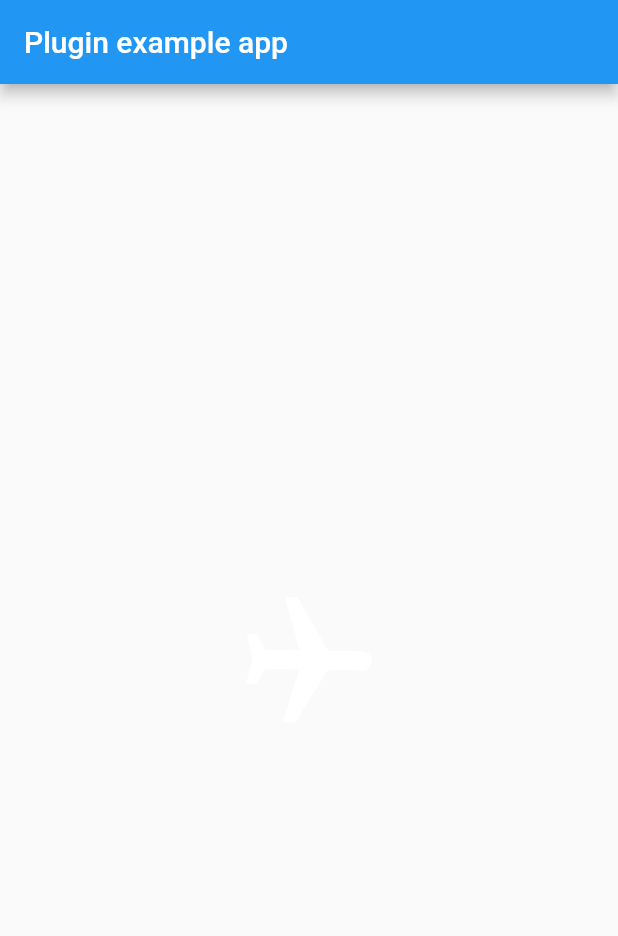
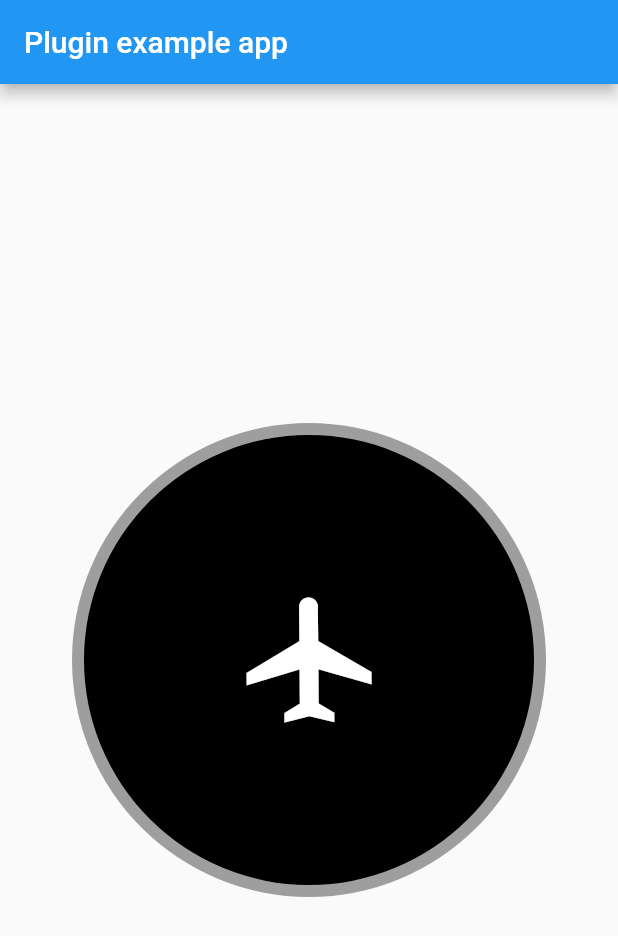
Before and after one commit to harunkurtme/fly_screens, a Flutter app: the screen it shows after launch, on a phone screen of 412 x 824 dp. Shown: the top 936 px of the screen. Run offline on Flutter 3.47's test engine with Material 2 defaults, Android fonts, the phone set to English and light mode, and no system bars.

Commit message:
changed files

```diff
--- a/example/lib/main.dart
+++ b/example/lib/main.dart
@@ -55,7 +55,7 @@ class _MyAppState extends State<MyApp> {
           title: const Text('Plugin example app'),
         ),
         body: Center(
-          child: CompassScreen(duration: Duration(milliseconds: 20))
+          child: CompassScreen(duration: Duration(milliseconds: 200))
         ),
       ),
     );
--- a/lib/core/compass.dart
+++ b/lib/core/compass.dart
@@ -3,9 +3,8 @@ import 'package:flutter/material.dart';
 
 class Compass extends StatelessWidget {
   final double _height;
-  final double _thickness;
   final Color _color;
-  const Compass({Key? key, double? height, double? thickness,Color? color}) : _height=height??100, _thickness = thickness ?? 4,_color=color??Colors.black, super(key: key);
+  const Compass({Key? key, double? height,Color? color}) : _height=height??100,_color=color??Colors.black, super(key: key);
 
   @override
   Widget build(BuildContext context) {
--- /dev/null
+++ b/lib/core/gyro_position.dart
@@ -0,0 +1,10 @@
+import 'package:flutter/material.dart';
+
+class GyroPosition extends StatelessWidget {
+  const GyroPosition({Key? key}) : super(key: key);
+
+  @override
+  Widget build(BuildContext context) {
+    return Container();
+  }
+}
--- a/lib/product/compass_screen.dart
+++ b/lib/product/compass_screen.dart
@@ -25,12 +25,7 @@ class _CompassScreenState extends State<CompassScreen> {
   }
   @override
   Widget build(BuildContext context) {
-    return Stack(
-      children: [
-        AnimatedRotation(
-          duration: _duration,
-          turns: -(28.5+ turns_val)*(math.pi)/180, //14.25 90 degree
-          child: Container(
+    return Container(
       child: Container(
         margin: EdgeInsets.all(8.0),
         height: 300,
@@ -38,19 +33,22 @@ class _CompassScreenState extends State<CompassScreen> {
         decoration:  _BoxDecoration.decoration,
         child: Stack(
           children: [
-                  Center(child: Compass()),
+            Center(child: AnimatedRotation(
+              duration: _duration,
+              turns:  -(-14.25+ turns_val)*(math.pi)/180,
+              child: Compass(),
+              )
+            ),
+            // Positioned(child: Text("W",style: TextStyle(color: Colors.yellow),),right: 0.0,bottom: 0.0,top: 0.0,)
           ],
         ),
       ),
       decoration: _BoxDecoration.outSidedecoration
-          )
-        ),
-      ],
     );
   }
 }
 
-mixin BoxCompassDecoration{
+mixin _BoxDecoration{
   static const decoration =BoxDecoration(
               color: Colors.black,
               shape: BoxShape.circle
```
Lines whose indentation alone changed are shown as unchanged.
